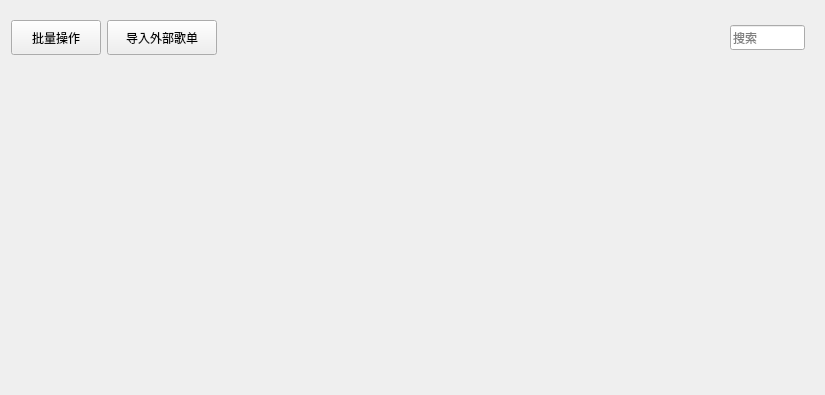
First picture: the form in KuGouStart/MyCollection/SongListWidget/SongListWidget.ui, repository a-mo-xi-wei/Qt-KuGouAppClient, before the edit.
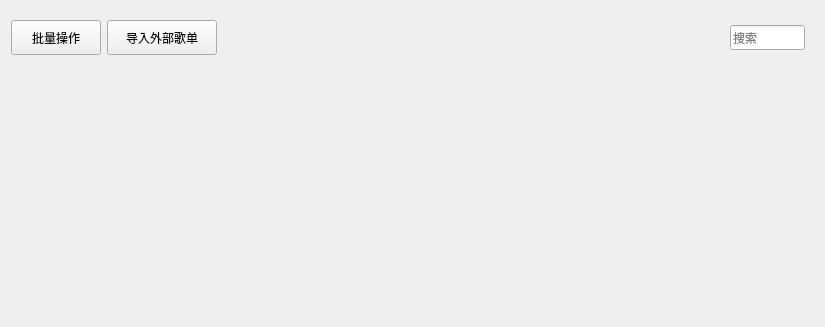
Second picture: the form after the edit. Custom widgets are drawn as their Qt base class.

Commit message: 基本完成，剩余细节待优化

The edit to the form file:
```diff
--- a/KuGouStart/MyCollection/SongListWidget/SongListWidget.ui
+++ b/KuGouStart/MyCollection/SongListWidget/SongListWidget.ui
@@ -7,13 +7,13 @@
     <x>0</x>
     <y>0</y>
     <width>825</width>
-    <height>395</height>
+    <height>327</height>
    </rect>
   </property>
   <property name="windowTitle">
    <string>SongListWidget</string>
   </property>
-  <layout class="QVBoxLayout" name="verticalLayout_2">
+  <layout class="QVBoxLayout" name="verticalLayout">
    <item>
     <widget class="QWidget" name="widget" native="true">
      <layout class="QHBoxLayout" name="horizontalLayout">
@@ -116,7 +116,14 @@
    </item>
    <item>
     <widget class="QWidget" name="table_widget" native="true">
-     <layout class="QVBoxLayout" name="verticalLayout">
+     <property name="minimumSize">
+      <size>
+       <width>0</width>
+       <height>200</height>
+      </size>
+     </property>
+    </widget>
+   </item>
       <item>
        <spacer name="verticalSpacer">
         <property name="orientation">
@@ -125,13 +132,10 @@
         <property name="sizeHint" stdset="0">
          <size>
           <width>20</width>
-          <height>297</height>
+       <height>5</height>
          </size>
         </property>
        </spacer>
-      </item>
-     </layout>
-    </widget>
    </item>
   </layout>
  </widget>
```
Lines whose indentation alone changed are shown as unchanged. The commit also changes 2 other files.
